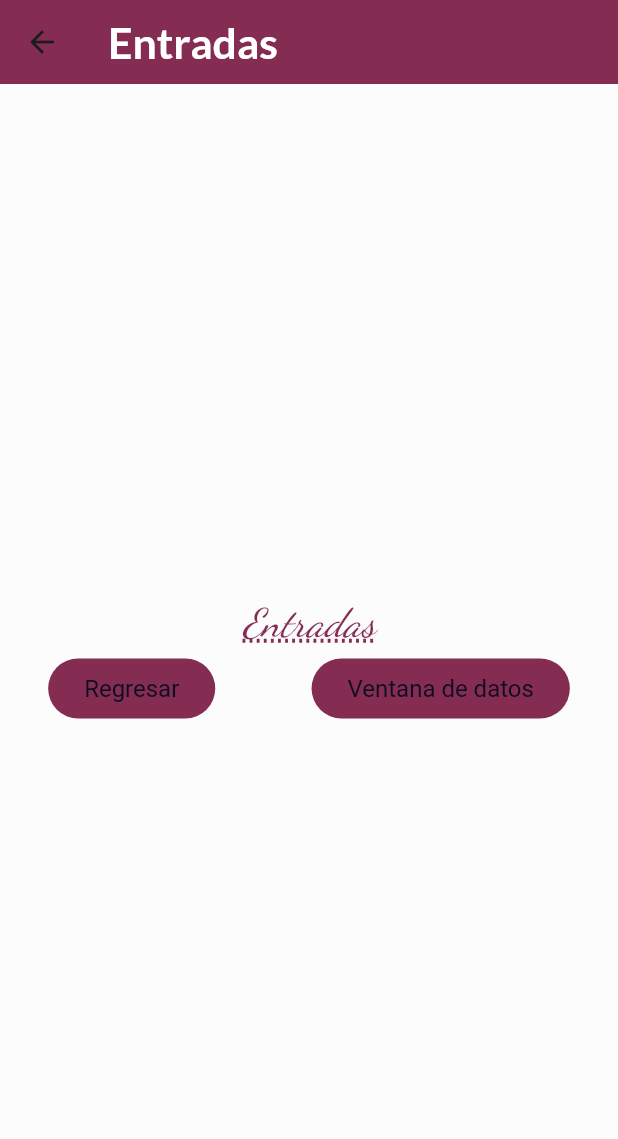
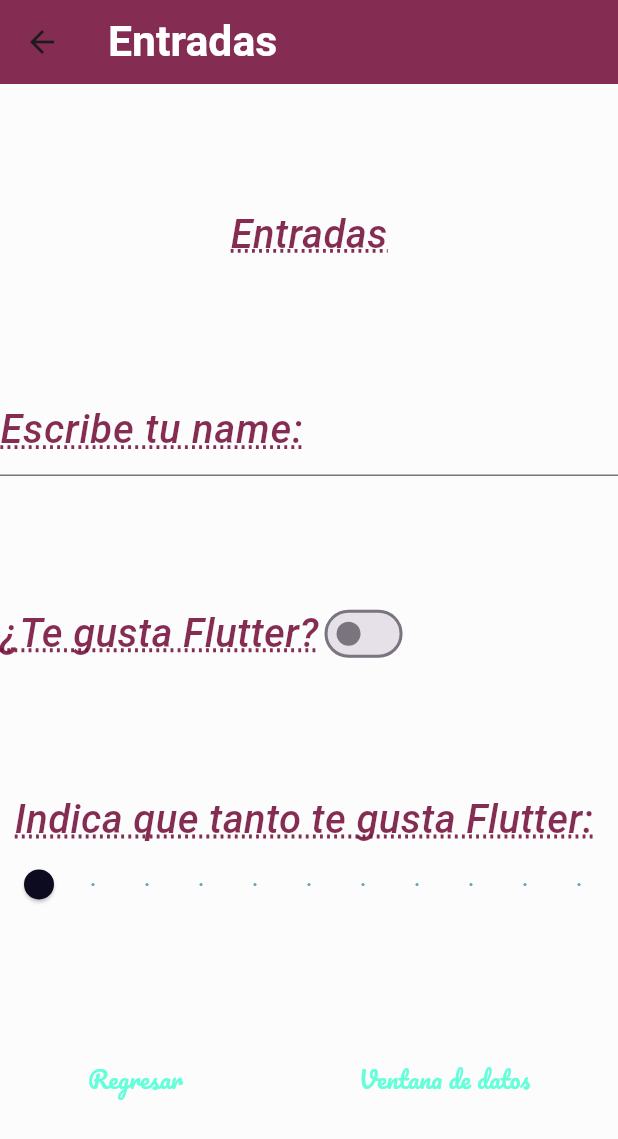
Before and after one commit to AliixLoz/componentes_flutter_aliix, a Flutter app: the InputsScreen screen opened directly, on a phone screen of 412 x 824 dp. Shown: the top 1139 px of the screen. Run offline on Flutter 3.47's test engine with Material 3 defaults, Android fonts, the phone set to English and light mode, and no system bars; our stand-ins replace google_fonts; Roboto replaces fonts that are missing (Playfair).

Commit message:
Adding widgets to InputsScreen

```diff
--- a/lib/screens/inputs_screen.dart
+++ b/lib/screens/inputs_screen.dart
@@ -9,31 +9,36 @@ class InputsScreen extends StatefulWidget {
 }
 
 class _InputsScreenState extends State<InputsScreen> {
+  bool switchValue = false; //Controlar el widget switch
+  double sliderValue = 0.0; // Controla el widget slider
   @override
   Widget build(BuildContext context) {
     return Scaffold(
-      appBar: AppBar(title: const Text('Entradas'),),
+      appBar: AppBar(
+        title: const Text('Entradas'),
+      ),
       body: Column(
-        mainAxisAlignment: MainAxisAlignment.center,
+        mainAxisAlignment: MainAxisAlignment.spaceEvenly,
         children: [
           Text(
             'Entradas',
             style: AppTheme.lightTheme.textTheme.headlineLarge,
           ),
-          Row(
+          entradaNombre(),
+          entradaSwitch(),
+          entradaSlider(),
+          const Row(
             mainAxisAlignment: MainAxisAlignment.spaceAround,
             children: [
               ElevatedButton(
                   onPressed: null,
                   child: Text(
                     'Regresar',
-                    style: AppTheme.lightTheme.textTheme.bodySmall,
                   )),
               ElevatedButton(
                   onPressed: null,
                   child: Text(
                     'Ventana de datos',
-                    style: AppTheme.lightTheme.textTheme.bodySmall,
                   )),
             ],
           ),
@@ -41,4 +46,62 @@ class _InputsScreenState extends State<InputsScreen> {
       ),
     );
   }
+
+  TextField entradaNombre() {
+    return TextField(
+      style: AppTheme.lightTheme.textTheme.headlineMedium,
+      decoration: InputDecoration(
+        border: const UnderlineInputBorder(),
+        labelText: 'Escribe tu name:',
+        labelStyle: AppTheme.lightTheme.textTheme.headlineLarge,
+      ),
+    );
+  }
+
+  Row entradaSwitch() {
+    return Row(
+      mainAxisAlignment: MainAxisAlignment.start,
+      children: <Widget>[
+        Text(
+          '¿Te gusta Flutter?',
+          style: AppTheme.lightTheme.textTheme.headlineLarge,
+        ),
+        Switch(
+            value: switchValue,
+            onChanged: (value) {
+              setState(() {
+                //Sufrir cambios mandar a llamar <---
+                switchValue = value;
+              });
+            }),
+      ],
+    );
+  }
+
+  Column entradaSlider() {
+    return Column(
+      mainAxisAlignment: MainAxisAlignment.start,
+      children: <Widget>[
+        Text(
+          'Indica que tanto te gusta Flutter: ',
+          style: AppTheme.lightTheme.textTheme.headlineLarge,
+        ),
+        Slider(
+            min: 0.0,
+            max: 10.0,
+            divisions: 10,
+            label: '${sliderValue.round()}',
+            activeColor: AppTheme.backColor2,
+            thumbColor: AppTheme.secondaryColor,
+            inactiveColor: AppTheme.backColor,
+            value: sliderValue,
+            onChanged: (value) {
+              setState(() {
+                sliderValue = value;
+                print('Se cambio el slider: $sliderValue');
+              });
+            })
+      ],
+    );
+  }
 }
--- a/lib/theme/app_theme.dart
+++ b/lib/theme/app_theme.dart
@@ -9,12 +9,14 @@ class AppTheme{
   static const secondaryColor = Color.fromARGB(255, 13, 11, 32);
   //constante de color de fondo
   static const backColor = Color.fromARGB(224, 252, 252, 252);
+  //constante de color
+  static const backColor2 = Color.fromARGB(223, 83, 145, 170);
   //constante de tema
   static final ThemeData lightTheme = ThemeData.light().copyWith(
     scaffoldBackgroundColor: backColor,
         appBarTheme: AppBarTheme(
           color: primaryColor,
-          titleTextStyle: GoogleFonts.lato(
+          titleTextStyle: GoogleFonts.aBeeZee(
             color: Colors.white,
             fontSize: 28.5,
             fontWeight: FontWeight.bold,
@@ -27,19 +29,19 @@ class AppTheme{
       elevatedButtonTheme: ElevatedButtonThemeData(
         style: ButtonStyle(
           backgroundColor: MaterialStateProperty.all(
-            primaryColor,
+            backColor,
           ),
           foregroundColor: MaterialStateProperty.all(
-            Colors.white,
+            Colors.tealAccent,
           ),
           textStyle: MaterialStateProperty.all(
-            GoogleFonts.pacifico(fontSize: 22.0,)
+            GoogleFonts.pacifico(fontSize: 16.0,)
           ),
         ),
       ),
       textTheme: TextTheme(
         //Titulos muy grandes
-        headlineLarge: GoogleFonts.dancingScript(
+        headlineLarge: GoogleFonts.playfair(
           color: primaryColor,
           fontSize: 26.5,
           fontWeight: FontWeight.w500,
@@ -48,6 +50,11 @@ class AppTheme{
           decorationColor: primaryColor,
           decorationStyle: TextDecorationStyle.dotted,
           decorationThickness: 2.0,
+        ),
+        headlineMedium: GoogleFonts.montserrat(
+          color: secondaryColor,
+          fontSize: 14,
+          fontWeight: FontWeight.bold,
         ),
         //Estilo para texto muy pequeño
         bodySmall: GoogleFonts.shadowsIntoLight(
```
